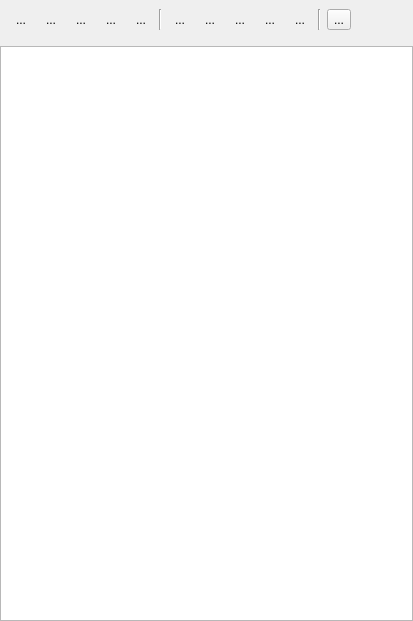
Above: sources/lusan/view/common/ui/NaviLiveLogsScopes.ui from aregtech/areg-sdk-tools before the change. Below: the same form after it.
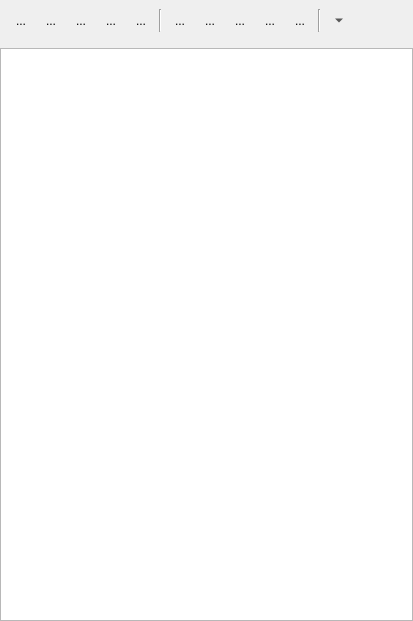
That is the form after the change. Icons and pictures are not drawn.

What changed in the file:
```diff
--- a/sources/lusan/view/common/ui/NaviLiveLogsScopes.ui
+++ b/sources/lusan/view/common/ui/NaviLiveLogsScopes.ui
@@ -300,6 +300,15 @@
           <property name="icon">
            <iconset theme="emblem-downloads"/>
           </property>
+          <property name="shortcut">
+           <string notr="true"/>
+          </property>
+          <property name="autoRaise">
+           <bool>true</bool>
+          </property>
+          <property name="arrowType">
+           <enum>Qt::ArrowType::DownArrow</enum>
+          </property>
          </widget>
         </item>
        </layout>
```
Left out of the diff: 2 changed lines with no effect on the pictures.
